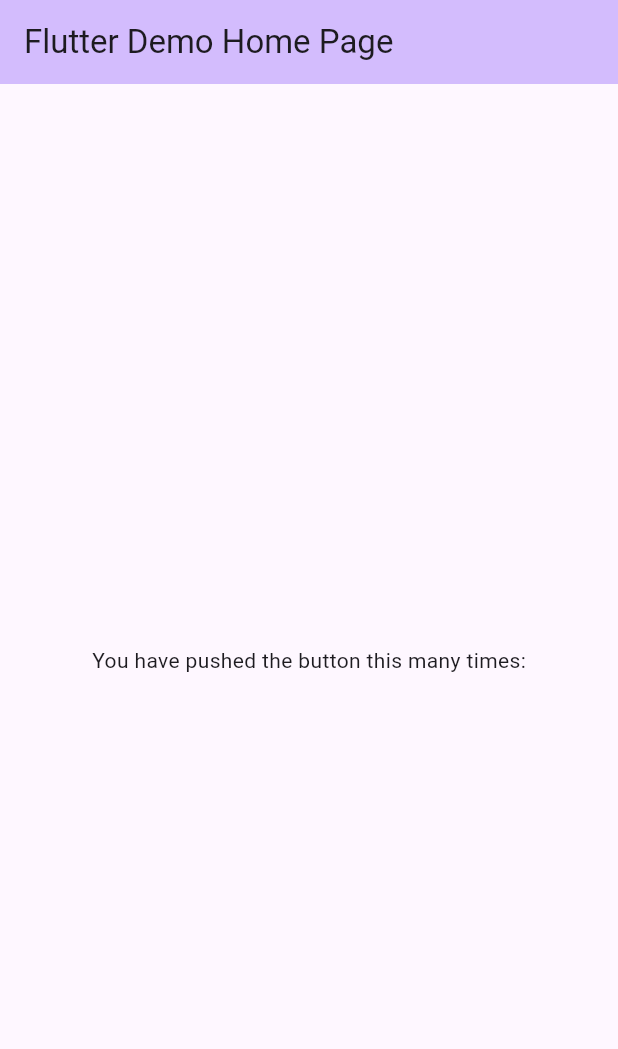
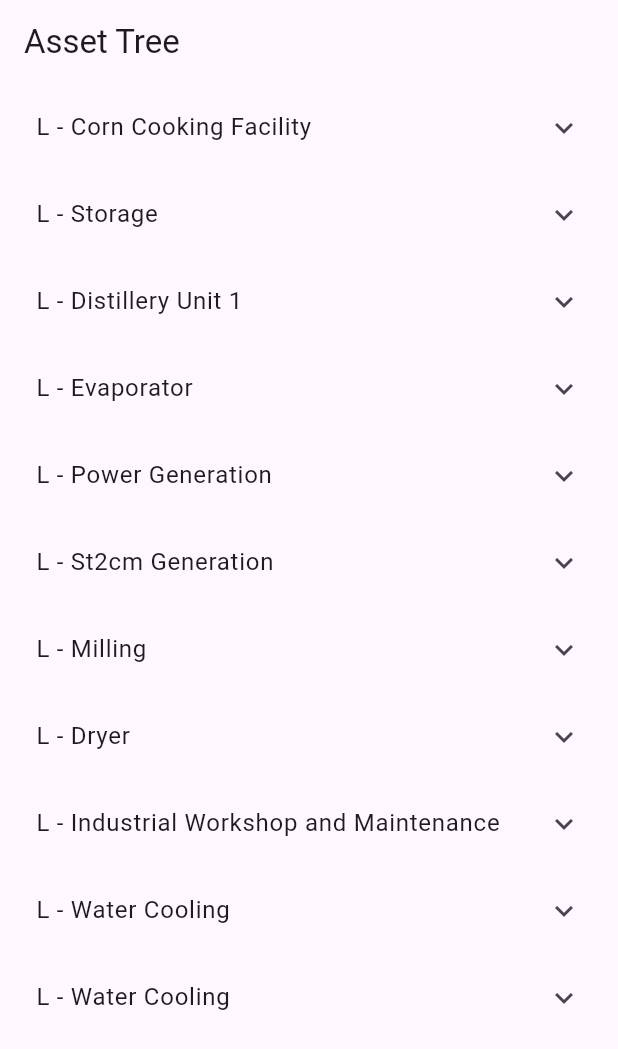
Before and after one commit to EricFrancischett/tractian-challenge, a Flutter app: the screen it shows after launch, on a phone screen of 412 x 824 dp. Shown: the top 1049 px of the screen. Run offline on Flutter 3.47's test engine with Material 3 defaults, Android fonts, the phone set to English and light mode, and no system bars.

Commit message:
tree structure done

```diff
--- a/lib/app_widget.dart
+++ b/lib/app_widget.dart
@@ -12,7 +12,7 @@ class AppWidget extends StatelessWidget {
         colorScheme: ColorScheme.fromSeed(seedColor: Colors.deepPurple),
         useMaterial3: true,
       ),
-      home: const HomePage(title: 'Flutter Demo Home Page'),
+      home: const HomePage(),
     );
   }
 }
--- /dev/null
+++ b/lib/constants/units_assets_constants.dart
@@ -0,0 +1,21 @@
+class UnitsAssetsConstants {
+
+  //Refer to the assets folder
+  static const String unitsAssets = 'assets/units';
+
+  //Apex
+  static const String apexAssets = '$unitsAssets/apex_unit/assets.json';
+  static const String apexLocations = '$unitsAssets/apex_unit/locations.json';
+
+  //Jaguar
+  static const String jaguarAssets = '$unitsAssets/jaguar_unit/assets.json';
+  static const String jaguarLocations = '$unitsAssets/jaguar_unit/locations.json';
+
+  //Tobias
+  static const String tobiasAssets = '$unitsAssets/tobias_unit/assets.json';
+  static const String tobiasLocations = '$unitsAssets/tobias_unit/locations.json';
+
+  //Test
+  static const String testAssets = '$unitsAssets/test_unit/assets.json';
+  static const String testLocations = '$unitsAssets/test_unit/locations.json';
+}
--- a/lib/entities/asset/asset_entity.dart
+++ b/lib/entities/asset/asset_entity.dart
@@ -1,6 +1,6 @@
 import 'package:tractian_challenge/entities/asset/asset_entity_keys.dart';
 
-class Asset {
+class AssetEntity {
   final String name;
   final String id;
   final String? locationId;
@@ -8,7 +8,7 @@ class Asset {
   final String? sensorType;
   final String? status;
 
-  Asset({
+  AssetEntity({
     required this.name,
     required this.id,
     this.locationId,
@@ -17,8 +17,8 @@ class Asset {
     this.status,
   });
 
-  factory Asset.fromJson(Map<String, dynamic> json) {
-    return Asset(
+  factory AssetEntity.fromJson(Map<String, dynamic> json) {
+    return AssetEntity(
       name: json[AssetEntityKeys.name],
       id: json[AssetEntityKeys.id],
       locationId: json[AssetEntityKeys.locationId],
--- a/lib/entities/location/location_entity.dart
+++ b/lib/entities/location/location_entity.dart
@@ -1,18 +1,18 @@
 import 'package:tractian_challenge/entities/location/location_entity_keys.dart';
 
-class Location {
+class LocationEntity {
   final String name;
   final String id;
   final String? parentId;
 
-  Location({
+  LocationEntity({
     required this.name,
     required this.id,
     this.parentId,
   });
 
-  factory Location.fromJson(Map<String, dynamic> json) {
-    return Location(
+  factory LocationEntity.fromJson(Map<String, dynamic> json) {
+    return LocationEntity(
       name: json[LocationEntityKeys.name],
       id: json[LocationEntityKeys.id],
       parentId: json[LocationEntityKeys.parentId],
--- a/lib/features/home/home_page.dart
+++ b/lib/features/home/home_page.dart
@@ -1,27 +1,77 @@
+import 'dart:convert';
+
 import 'package:flutter/material.dart';
+import 'package:flutter/services.dart';
+import 'package:tractian_challenge/constants/units_assets_constants.dart';
+import 'package:tractian_challenge/entities/asset/asset_entity.dart';
+import 'package:tractian_challenge/entities/location/location_entity.dart';
+import 'package:tractian_challenge/tree/tree_builder.dart';
+import 'package:tractian_challenge/tree/tree_node.dart';
+import 'package:tractian_challenge/tree/tree_view.dart';
 
-class HomePage extends StatelessWidget {
-  const HomePage({super.key, required this.title});
+class HomePage extends StatefulWidget {
+  const HomePage({super.key});
 
-  final String title;
+  @override
+  _HomePageState createState() => _HomePageState();
+}
+
+class _HomePageState extends State<HomePage> {
+  late Future<List<TreeNode>> futureTreeNodes;
+
+  @override
+  void initState() {
+    super.initState();
+    futureTreeNodes = loadTreeNodes();
+  }
+
+  Future<List<TreeNode>> loadTreeNodes() async {
+    // Load assets and locations
+    final jsonAssetsString =
+        await rootBundle.loadString(UnitsAssetsConstants.tobiasAssets);
+    final List<dynamic> jsonAssetsResponse = json.decode(jsonAssetsString);
+    final List<AssetEntity> assets =
+        jsonAssetsResponse.map((json) => AssetEntity.fromJson(json)).toList();
+
+    // Assuming locations are provided similarly
+    final jsonLocationsString =
+        await rootBundle.loadString(UnitsAssetsConstants.tobiasLocations);
+    final List<dynamic> jsonLocationsResponse =
+        json.decode(jsonLocationsString);
+    final List<LocationEntity> locations = jsonLocationsResponse
+        .map((json) => LocationEntity.fromJson(json))
+        .toList();
+
+    // Build the tree
+    return TreeBuilder.buildTree(assets, locations);
+  }
 
   @override
   Widget build(BuildContext context) {
     return Scaffold(
       appBar: AppBar(
-        backgroundColor: Theme.of(context).colorScheme.inversePrimary,
-        title: Text(title),
+        title: const Text('Asset Tree'),
       ),
-      body: const Center(
-        child: Column(
-          mainAxisAlignment: MainAxisAlignment.center,
-          children: <Widget>[
-            Text(
-              'You have pushed the button this many times:',
-            ),
-          ],
-        ),
+      body: FutureBuilder<List<TreeNode>>(
+        future: futureTreeNodes,
+        builder: (context, snapshot) {
+          if (snapshot.connectionState == ConnectionState.waiting) {
+            return const Center(child: CircularProgressIndicator());
+          } else if (snapshot.hasError) {
+            return Center(child: Text('Error: ${snapshot.error}'));
+          } else if (!snapshot.hasData || snapshot.data!.isEmpty) {
+            return const Center(child: Text('No assets found.'));
+          } else {
+            return TreeView(nodes: snapshot.data!);
+          }
+        },
       ),
     );
   }
 }
+
+void main() {
+  runApp(const MaterialApp(
+    home: HomePage(),
+  ));
+}
--- /dev/null
+++ b/lib/tree/tree_builder.dart
@@ -0,0 +1,63 @@
+import 'package:tractian_challenge/entities/asset/asset_entity.dart';
+import 'package:tractian_challenge/entities/location/location_entity.dart';
+import 'package:tractian_challenge/tree/tree_node.dart';
+
+class TreeBuilder {
+  static List<TreeNode<dynamic>> buildTree(
+      List<AssetEntity> assets, List<LocationEntity> locations) {
+    final Map<String, TreeNode<dynamic>> nodeMap = {};
+
+    // Create nodes for locations
+    for (var location in locations) {
+      nodeMap[location.id] = TreeNode<dynamic>(data: location, children: []);
+    }
+
+    // Create nodes for assets and components
+    for (var asset in assets) {
+      nodeMap[asset.id] = TreeNode<dynamic>(data: asset, children: []);
+    }
+
+    // Helper function to add child nodes to parents
+    void addChildToParent(String childId, String? parentId) {
+      if (parentId == null || !nodeMap.containsKey(parentId)) return;
+
+      final parentNode = nodeMap[parentId]!;
+      final childNode = nodeMap[childId]!;
+
+      // Only add the child if it's not already in the parent's children list
+      if (!parentNode.children.contains(childNode)) {
+        parentNode.children.add(childNode);
+      }
+    }
+
+    // Assign children to locations
+    for (var location in locations) {
+      if (location.parentId != null) {
+        addChildToParent(location.id, location.parentId);
+      }
+    }
+
+    // Assign assets and components to their respective parents
+    for (var asset in assets) {
+      if (asset.locationId != null) {
+        addChildToParent(asset.id, asset.locationId);
+      } else if (asset.parentId != null) {
+        addChildToParent(asset.id, asset.parentId);
+      }
+    }
+
+    // Find root nodes (nodes without parents)
+    final List<TreeNode<dynamic>> rootNodes = [];
+    for (var node in nodeMap.values) {
+      if ((node.data is LocationEntity &&
+              (node.data as LocationEntity).parentId == null) ||
+          (node.data is AssetEntity &&
+              node.data.locationId == null &&
+              node.data.parentId == null)) {
+        rootNodes.add(node);
+      }
+    }
+
+    return rootNodes;
+  }
+}
--- /dev/null
+++ b/lib/tree/tree_node.dart
@@ -0,0 +1,6 @@
+class TreeNode<T> {
+  final T data;
+  final List<TreeNode<T>> children;
+
+  TreeNode({required this.data, this.children = const []});
+}
--- /dev/null
+++ b/lib/tree/tree_view.dart
@@ -0,0 +1,59 @@
+import 'package:flutter/material.dart';
+import 'package:tractian_challenge/entities/asset/asset_entity.dart';
+import 'package:tractian_challenge/entities/location/location_entity.dart';
+import 'package:tractian_challenge/tree/tree_node.dart';
+
+class TreeView extends StatelessWidget {
+  final List<TreeNode> nodes;
+
+  const TreeView({
+    super.key,
+    required this.nodes,
+  });
+
+  @override
+  Widget build(BuildContext context) {
+    return ListView(
+      children: nodes.map((node) => _buildNode(node)).toList(),
+    );
+  }
+
+  Widget _buildNode(TreeNode node) {
+    if (node.children.isEmpty) {
+      return Padding(
+        padding: const EdgeInsets.only(left: 8.0),
+        child: ListTile(
+          title: Text('${_getType(node.data)} - ${_getNodeName(node.data)}'),
+        ),
+      );
+    } else {
+      return Padding(
+        padding: const EdgeInsets.only(left: 8.0),
+        child: ExpansionTile(
+          title: Text('${_getType(node.data)} - ${_getNodeName(node.data)}'),
+          children: node.children.map((child) => _buildNode(child)).toList(),
+        ),
+      );
+    }
+  }
+
+  String _getNodeName(dynamic data) {
+    if (data is AssetEntity) {
+      return data.name;
+    } else if (data is LocationEntity) {
+      return data.name;
+    } else {
+      return 'Unknown';
+    }
+  }
+
+  String _getType(dynamic data) {
+    if (data is AssetEntity) {
+      return 'A';
+    } else if (data is LocationEntity) {
+      return 'L';
+    } else {
+      return 'Unknown';
+    }
+  }
+}
--- a/pubspec.yaml
+++ b/pubspec.yaml
@@ -62,6 +62,10 @@ flutter:
   assets:
     - assets/
     - assets/units/
+    - assets/units/apex_unit/
+    - assets/units/jaguar_unit/
+    - assets/units/tobias_unit/
+    - assets/units/test_unit/
 
   # An image asset can refer to one or more resolution-specific "variants", see
   # https://flutter.dev/assets-and-images/#resolution-aware
```
Also changed, not shown: assets/units/test_unit/assets.json (added, +18 -0 lines), assets/units/test_unit/locations.json (added, +12 -0 lines), lib/features/assets/assets_page.dart (added, +29 -0 lines), 1 other file.
